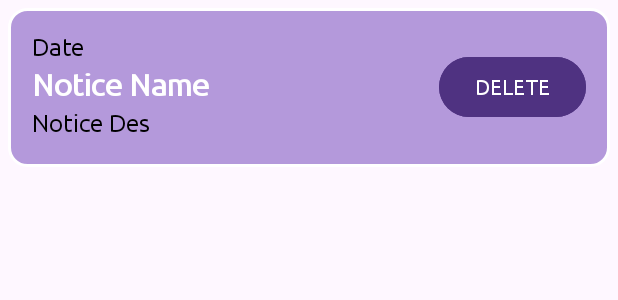
After one commit to Admin-573/StudyMate, an Android app: the layout card_assignment_data.xml on its own in the app's theme, with its tools: preview values and no code run, on a phone screen of 412 x 824 dp. The commit adds this screen. Shown: the top 300 px of the screen. Run offline under Robolectric (Android 15) with nearby library versions, the light colour scheme and no system bars.

Commit message:
project over ~~

```diff
--- a/app/src/main/res/layout/activity_assignment_add.xml
+++ b/app/src/main/res/layout/activity_assignment_add.xml
@@ -64,7 +64,7 @@
             android:layout_marginLeft="25dp"
             android:layout_marginRight="25dp"
             android:layout_marginBottom="16dp"
-            app:placeholderText="Type">
+            app:placeholderText="Type...">
 
             <com.google.android.material.textfield.TextInputEditText
                 android:id="@+id/Admin_add_assignment_type"
--- /dev/null
+++ b/app/src/main/res/layout/card_assignment_data.xml
@@ -0,0 +1,61 @@
+<?xml version="1.0" encoding="utf-8"?>
+<LinearLayout xmlns:android="http://schemas.android.com/apk/res/android"
+    android:layout_width="match_parent"
+    android:layout_height="wrap_content"
+    xmlns:tools="http://schemas.android.com/tools"
+    android:background="@drawable/admin_shape"
+    android:padding="16dp"
+    android:layout_marginBottom="10dp"
+    android:layout_margin="5dp"
+    android:hapticFeedbackEnabled="true"
+    android:weightSum="1">
+
+    <LinearLayout
+        android:layout_width="0dp"
+        android:layout_height="wrap_content"
+        android:layout_weight="1"
+        android:orientation="vertical">
+
+        <TextView
+            android:textSize="16dp"
+            android:layout_marginBottom="4dp"
+            android:id="@+id/view_assignment_date"
+            android:layout_width="wrap_content"
+            android:layout_height="wrap_content"
+            android:fontFamily="@font/ubuntu"
+            android:textColor="@color/black"
+            tools:text="Date" />
+
+        <TextView
+            android:id="@+id/view_assignment_name"
+            android:layout_marginBottom="4dp"
+            android:layout_width="wrap_content"
+            android:layout_height="wrap_content"
+            android:textSize="20dp"
+            android:textStyle="bold"
+            android:textColor="@color/white"
+            android:fontFamily="@font/ubuntu"
+            tools:text="Notice Name"/>
+
+        <TextView
+            android:id="@+id/view_assignment_type"
+            android:layout_marginBottom="4dp"
+            android:layout_width="wrap_content"
+            android:layout_height="wrap_content"
+            android:textSize="16dp"
+            android:textColor="@color/black"
+            android:fontFamily="@font/ubuntu"
+            tools:text="Notice Des"/>
+
+    </LinearLayout>
+
+    <Button
+        android:id="@+id/btnDeleteAssignment"
+        android:fontFamily="@font/ubuntu"
+        android:backgroundTint="#4F3281"
+        android:layout_width="wrap_content"
+        android:layout_height="wrap_content"
+        android:layout_gravity="center_vertical"
+        android:text="DELETE"/>
+
+</LinearLayout>
```
Also changed, not shown: app/src/main/java/com/example/studymate/AssignmentAdapter.kt (added, +59 -0 lines), app/src/main/java/com/example/studymate/SQLiteHelper.kt (+63 -0 lines), app/src/main/java/com/example/studymate/assignment_add.kt (+64 -3 lines), app/src/main/java/com/example/studymate/assignment_view.kt (+51 -0 lines), app/src/main/res/layout/activity_assignment_view.xml (+29 -0 lines).
